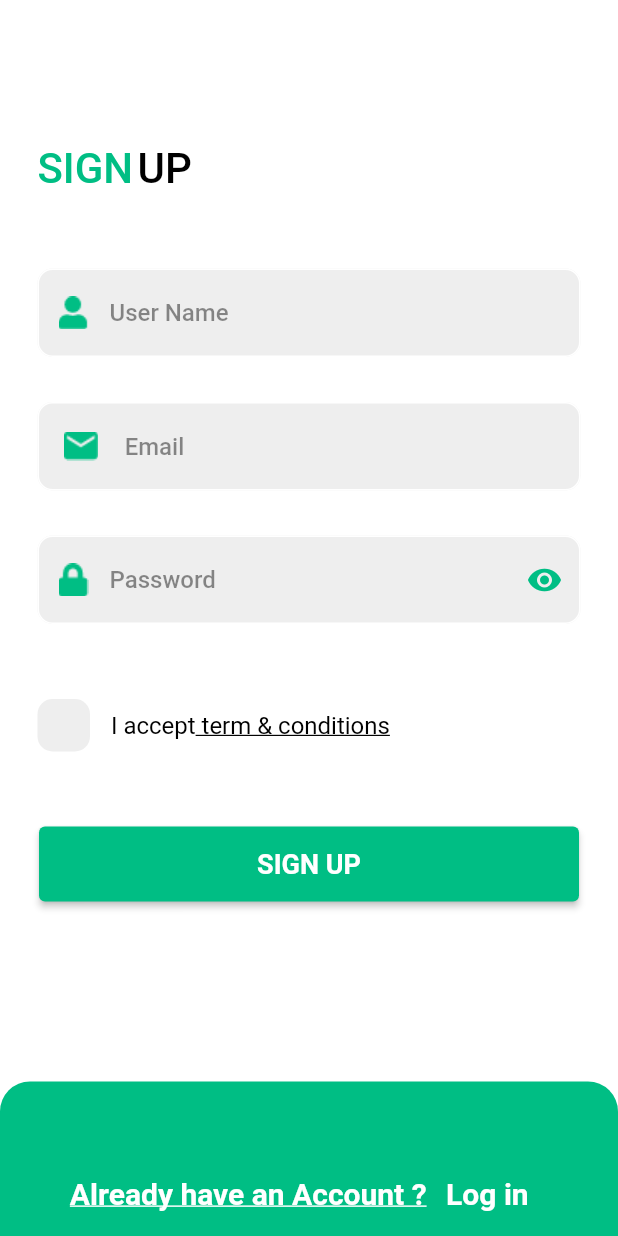
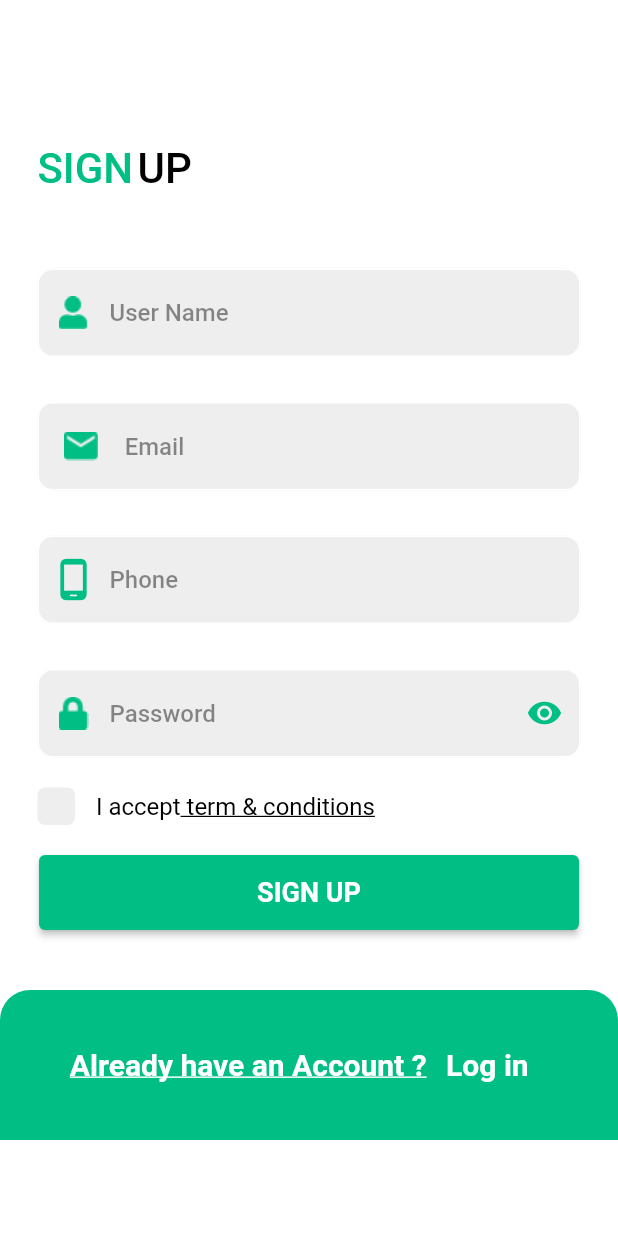
Before and after one commit to mohmedsabryy/E-commerce, a Flutter app: the SignUpScreen screen opened by its route, on a phone screen of 412 x 824 dp. Run offline on Flutter 3.47's test engine with Material 2 defaults, Android fonts, the phone set to English and light mode, and no system bars; our stand-ins replace get, get_storage, shared_preferences; accounts and stored records are empty.

```diff
--- a/lib/logic/bindings/main_binding.dart
+++ b/lib/logic/bindings/main_binding.dart
@@ -5,6 +5,7 @@ class MainBinding extends Bindings{
   @override
   void dependencies() {
     Get.put(MainController());
+
   }
 
 }
--- /dev/null
+++ b/lib/logic/bindings/product_binding.dart
@@ -0,0 +1,12 @@
+
+import 'package:ecommerce/logic/controllers/product_controller.dart';
+import 'package:get/get.dart';
+
+
+class ProductBinding extends Bindings{
+  @override
+  void dependencies() {
+    Get.put(ProductController());
+  }
+
+}
--- a/lib/logic/controllers/auth_controller.dart
+++ b/lib/logic/controllers/auth_controller.dart
@@ -19,6 +19,11 @@ class AuthController extends GetxController{
      update() ;
    }
 
+    bool isLodaing=false;
+   void loading(bool load){
+     isLodaing =load;
+     update();
+   }
 
 
 }
--- a/lib/routes/routes.dart
+++ b/lib/routes/routes.dart
@@ -7,6 +7,7 @@ import 'package:ecommerce/view/screen/favorites_screen.dart';
 import 'package:ecommerce/view/screen/main_screen.dart';
 import 'package:ecommerce/view/screen/welcome_screen.dart';
 import 'package:get/get_navigation/src/routes/get_route.dart';
+import '../logic/bindings/product_binding.dart';
 import '../view/screen/category_screen.dart';
 import '../view/screen/settings_screen.dart';
 
@@ -60,6 +61,7 @@ class AppRoutes{
       bindings:[
         AuthBinding(),
         MainBinding(),
+        ProductBinding(),
       ] ,
     ),
 
--- a/lib/utils/my_string.dart
+++ b/lib/utils/my_string.dart
@@ -1,6 +1,6 @@
 String validationEmail =
     r"^[a-zA-Z0-9.a-zA-Z0-9.!#$%&'*+-/=?^_`{|}~]+@[a-zA-Z0-9]+\.[a-zA-Z]+";
 
+String validationPhone = r'(^(?:[+0]9)?[0-9]{10,12}$)';
+
 String validationName = r'^[a-z A-Z]+$';
-
-String baseUrl = 'https://fakestoreapi.com';
--- a/lib/view/screen/auth/singup_screen.dart
+++ b/lib/view/screen/auth/singup_screen.dart
@@ -13,38 +13,36 @@ import 'package:get/get_core/src/get_main.dart';
 import 'package:get/get_instance/src/extension_instance.dart';
 import 'package:get/get_navigation/src/extension_navigation.dart';
 
-import 'login_Screen.dart';
+class SignUpScreen extends StatelessWidget {
+  final formKey = GlobalKey<FormState>();
 
-class SignUpScreen extends StatelessWidget {
-  final formKey =GlobalKey<FormState>() ;
-  final controller =Get.find<AuthController>() ;
+  final controller = Get.find<AuthController>();
 
   SignUpScreen({Key? key}) : super(key: key);
 
-  final TextEditingController nameController =TextEditingController() ;
-  final TextEditingController emailController =TextEditingController() ;
-  final TextEditingController passwordController =TextEditingController() ;
+  final TextEditingController nameController = TextEditingController();
+
+  final TextEditingController emailController = TextEditingController();
+
+  final TextEditingController phoneController = TextEditingController();
+
+  final TextEditingController passwordController = TextEditingController();
+
   @override
   Widget build(BuildContext context) {
     return SafeArea(
         child: Scaffold(
       appBar: AppBar(
-
         backgroundColor: Colors.white,
         elevation: 0,
       ),
-
       backgroundColor: context.theme.backgroundColor,
       body: SingleChildScrollView(
         child: Column(
           children: [
             Padding(
               padding: const EdgeInsets.only(
-                    left: 25,
-                    right: 25,
-                    top: 40,
-                    bottom: 20
-                  ),
+                  left: 25, right: 25, top: 40, bottom: 20),
               child: Form(
                 key: formKey,
                 child: Column(
@@ -56,20 +54,20 @@ class SignUpScreen extends StatelessWidget {
                           text: "SIGN",
                           fontsize: 28,
                           fontWeight: FontWeight.w500,
-                              color:Get.isDarkMode ? pinkClr : mainColor,
+                          color: Get.isDarkMode ? pinkClr : mainColor,
                           underline: TextDecoration.none,
                         ),
-                            const SizedBox(width: 3,),
+                        const SizedBox(width: 3),
                         TextUtils(
                           text: "UP",
                           fontsize: 28,
                           fontWeight: FontWeight.w500,
-                              color:Get.isDarkMode ? Colors.white :Colors.black ,
+                          color: Get.isDarkMode ? Colors.white : Colors.black,
                           underline: TextDecoration.none,
                         ),
                       ],
                     ),
-                        const SizedBox(height: 50,),
+                    const SizedBox(height: 50),
                     // name
                     AuthTextFromField(
                       controller: nameController,
@@ -83,18 +81,16 @@ class SignUpScreen extends StatelessWidget {
                           : Image.asset('assets/images/user.png'),
                       suffixIcon: const Text(''),
                       hintText: 'User Name ',
-                          validator: (value)
-                          {
-
-                            if (value.toString().length<=2|| !RegExp(validationName).hasMatch(value)){
+                      validator: (value) {
+                        if (value.toString().length <= 2 ||
+                            !RegExp(validationName).hasMatch(value)) {
                           return "Enter Valid Name ";
-                            }
-                            else {
-                              return null ;
+                        } else {
+                          return null;
                         }
                       },
-                        ) ,
-                        const SizedBox(height: 30,),
+                    ),
+                    const SizedBox(height: 30),
                     // email
                     AuthTextFromField(
                       controller: emailController,
@@ -108,25 +104,42 @@ class SignUpScreen extends StatelessWidget {
                           : Image.asset('assets/images/email.png'),
                       suffixIcon: const Text(''),
                       hintText: 'Email ',
-                          validator: (value)
-                          {
-                            if(!RegExp(validationEmail).hasMatch(value))
-                            {
-                              return "Invalid Email" ;
+                      validator: (value) {
+                        if (!RegExp(validationEmail).hasMatch(value)) {
+                          return "Invalid Email";
+                        } else {
+                          return null;
                         }
-                            else {
-                              return null ;
+                      },
+                    ),
+                    const SizedBox(height: 30),
+
+                    // phone
+                    AuthTextFromField(
+                      controller: phoneController,
+                      obscureText: false,
+                      prefixIcon: const Icon(
+                        Icons.phone_android_rounded,
+                        color: mainColor,
+                        size: 30,
+                      ),
+                      suffixIcon: const Text(''),
+                      hintText: 'Phone ',
+                      validator: (value) {
+                        if (!RegExp(validationPhone).hasMatch(value)) {
+                          return "Invalid Phone";
+                        } else {
+                          return null;
                         }
+                      },
+                    ),
+                    const SizedBox(height: 30),
 
-                          },
-                        ) ,
-                        const SizedBox(height: 30,),
                     //password
-                        GetBuilder<AuthController>(
-                            builder: (_){
-                              return  AuthTextFromField(
+                    GetBuilder<AuthController>(builder: (_) {
+                      return AuthTextFromField(
                         controller: passwordController,
-                                obscureText:controller.isVisibility? false:true,
+                        obscureText: controller.isVisibility ? false : true,
                         prefixIcon: Get.isDarkMode
                             ? const Icon(
                                 Icons.lock,
@@ -135,56 +148,50 @@ class SignUpScreen extends StatelessWidget {
                               )
                             : Image.asset('assets/images/lock.png'),
                         suffixIcon: IconButton(
-                                  onPressed: (){
+                          onPressed: () {
                             controller.visibility();
                           },
-                                  icon:controller.isVisibility? Icon(
+                          icon: controller.isVisibility
+                              ? Icon(
                                   Icons.visibility_off,
-                                    color: Get.isDarkMode?  pinkClr:mainColor,
-                                  ):Icon(
-                                    Icons.visibility ,
-                                    color: Get.isDarkMode? pinkClr :mainColor,
+                                  color: Get.isDarkMode ? pinkClr : mainColor,
+                                )
+                              : Icon(
+                                  Icons.visibility,
+                                  color: Get.isDarkMode ? pinkClr : mainColor,
                                 ),
                         ),
                         hintText: 'Password ',
-
-                                validator: (value)
-                                {
-                                  if (value.toString().length<=6){
-                                    return 'Password should be longer or equal  to 6 characters' ;
-                                  }
-                                  else {
+                        validator: (value) {
+                          if (value.toString().length <= 6) {
+                            return 'Password should be longer or equal  to 6 characters';
+                          } else {
                             return null;
                           }
-
                         },
-                              ) ;
+                      );
                     }),
-                        const SizedBox(height: 50,),
-                        CheckWidget() ,
-                        const SizedBox(height: 50,),
-
+                    const SizedBox(height: 20),
+                    CheckWidget(),
+                    const SizedBox(height: 20),
                     // buttom sigin up
                     AuthButtom(
-                          text:"SIGN UP" ,
-                          onPressed: (){
-
-                          },
-                        ) ,
-                        const SizedBox(height: 50,),
+                      text: "SIGN UP",
+                      onPressed: () {},
+                    ),
+                    const SizedBox(height: 20),
                   ],
                 ),
               ),
+            ),
 
-                ),
-                const SizedBox(height: 50,),
             ContainerUnder(
-                  onPressed:(){
-                    Get.toNamed( Routes.loginScreen) ;
-                  } ,
+              onPressed: () {
+                Get.toNamed(Routes.loginScreen);
+              },
               text: "Already have an Account ? ",
               textType: "Log in ",
-                ) ,
+            ),
           ],
         ),
       ),
--- a/lib/view/widgets/authTextFromField.dart
+++ b/lib/view/widgets/authTextFromField.dart
@@ -25,7 +25,9 @@ final String hintText ;
       obscureText: obscureText,
       cursorColor: Colors.black,
       keyboardType: TextInputType.text,
-      validator: (value)=>validator() ,
+      validator: (value){
+        return validator(value);
+      },
       decoration: InputDecoration(
         fillColor: Colors.grey.shade200 ,
         prefixIcon:prefixIcon ,
--- a/lib/view/widgets/checkWidget.dart
+++ b/lib/view/widgets/checkWidget.dart
@@ -19,11 +19,12 @@ class CheckWidget extends StatelessWidget {
               controller.CheckBox();
             },
             child: Container(
-              height: 35,
-              width: 35,
+              height: 25,
+              width: 25,
               decoration: BoxDecoration(
                 color: Colors.grey.shade200,
-                borderRadius: BorderRadius.circular(10),
+
+                borderRadius: BorderRadius.circular(5),
               ),
               child: controller.isCheckBox
                   ? Get.isDarkMode
@@ -36,7 +37,7 @@ class CheckWidget extends StatelessWidget {
             ),
           ),
           const SizedBox(
-            width: 10,
+            width: 10
           ),
           Row(
             children: [
--- a/lib/view/widgets/container_under.dart
+++ b/lib/view/widgets/container_under.dart
@@ -21,7 +21,7 @@ class ContainerUnder extends StatelessWidget {
     return SingleChildScrollView(
       child: Container(
         width:double.infinity ,
-        height: 150,
+        height: 100,
         decoration: BoxDecoration(
             color:Get.isDarkMode? pinkClr:mainColor,
             borderRadius:const BorderRadius.only(
--- a/pubspec.yaml
+++ b/pubspec.yaml
@@ -42,6 +42,7 @@ dependencies:
   get_storage: ^2.0.3
   google_fonts: ^2.1.0
   http: ^0.13.4
+  shared_preferences: ^2.0.13
 
 dev_dependencies:
   flutter_test:
```
Also changed, not shown: lib/logic/controllers/product_controller.dart (added, +32 -0 lines), lib/main.dart (+11 -3 lines), lib/models/products_models.dart (added, +59 -0 lines), lib/services/product_services.dart (added, +35 -0 lines), lib/utils/config.dart (added, +20 -0 lines), lib/view/screen/auth/login_Screen.dart (+44 -46 lines), lib/view/screen/auth/login_data.dart (added, +56 -0 lines), lib/view/screen/settings_screen.dart (+47 -13 lines), lib/view/widgets/home/card_items.dart (+28 -9 lines), pubspec.lock. Lines whose indentation alone changed are shown as unchanged.
